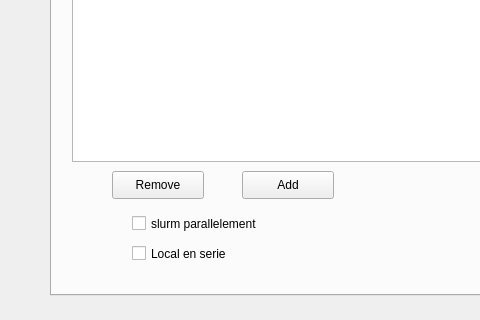
This is src/app/csfwindow.ui in tahya-deddah/Local_EACSF as Qt 5 draws it before an edit; both pictures show x 0 to 480 and y 434 to 754 of the 1066 by 754 pixel window. The edited form follows.
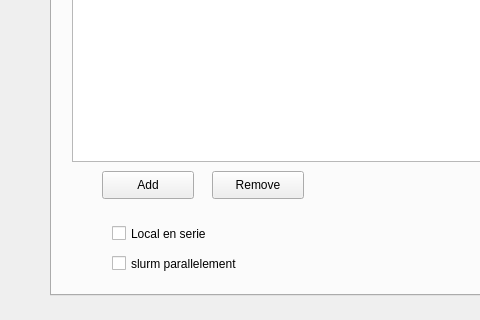
This is the edited form.

Patch:
```diff
--- a/src/app/csfwindow.ui
+++ b/src/app/csfwindow.ui
@@ -265,7 +265,7 @@
      <widget class="QPushButton" name="pushButton">
       <property name="geometry">
        <rect>
-        <x>60</x>
+        <x>160</x>
         <y>560</y>
         <width>92</width>
         <height>28</height>
@@ -278,7 +278,7 @@
      <widget class="QPushButton" name="pushButton_2">
       <property name="geometry">
        <rect>
-        <x>190</x>
+        <x>50</x>
         <y>560</y>
         <width>92</width>
         <height>28</height>
@@ -291,8 +291,8 @@
      <widget class="QCheckBox" name="checkBox">
       <property name="geometry">
        <rect>
-        <x>80</x>
-        <y>600</y>
+        <x>60</x>
+        <y>640</y>
         <width>181</width>
         <height>25</height>
        </rect>
@@ -304,8 +304,8 @@
      <widget class="QCheckBox" name="checkBox_2">
       <property name="geometry">
        <rect>
-        <x>80</x>
-        <y>630</y>
+        <x>60</x>
+        <y>610</y>
         <width>171</width>
         <height>25</height>
        </rect>
```
Left out of the diff: 10 changed lines with no effect on the pictures.
